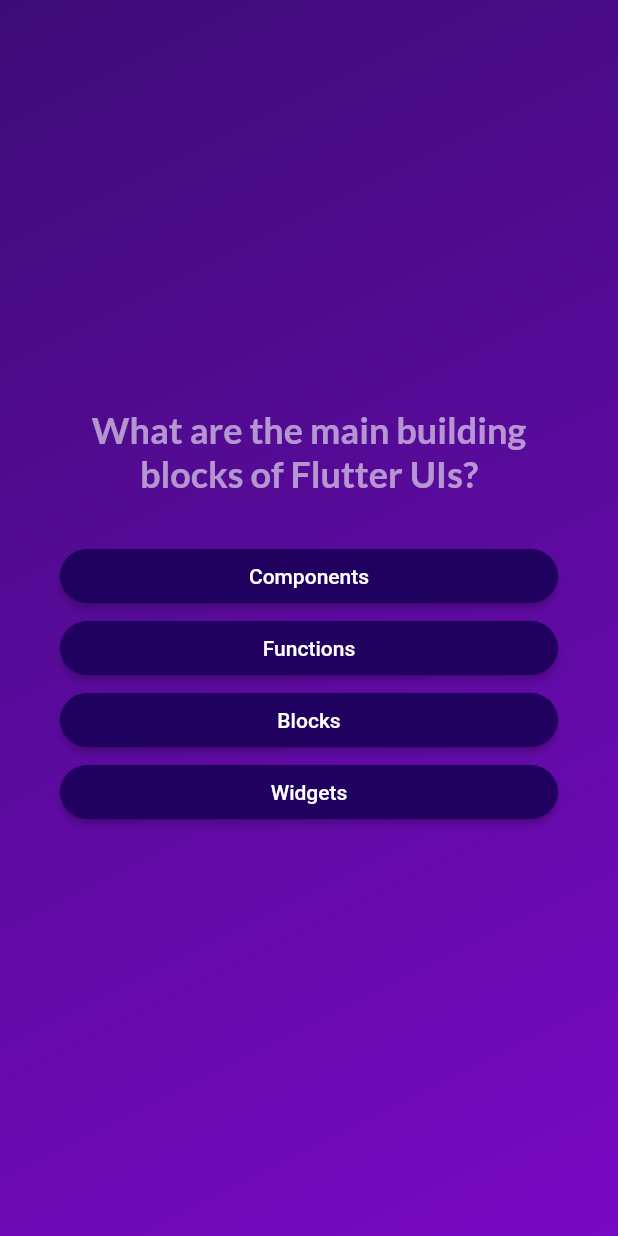
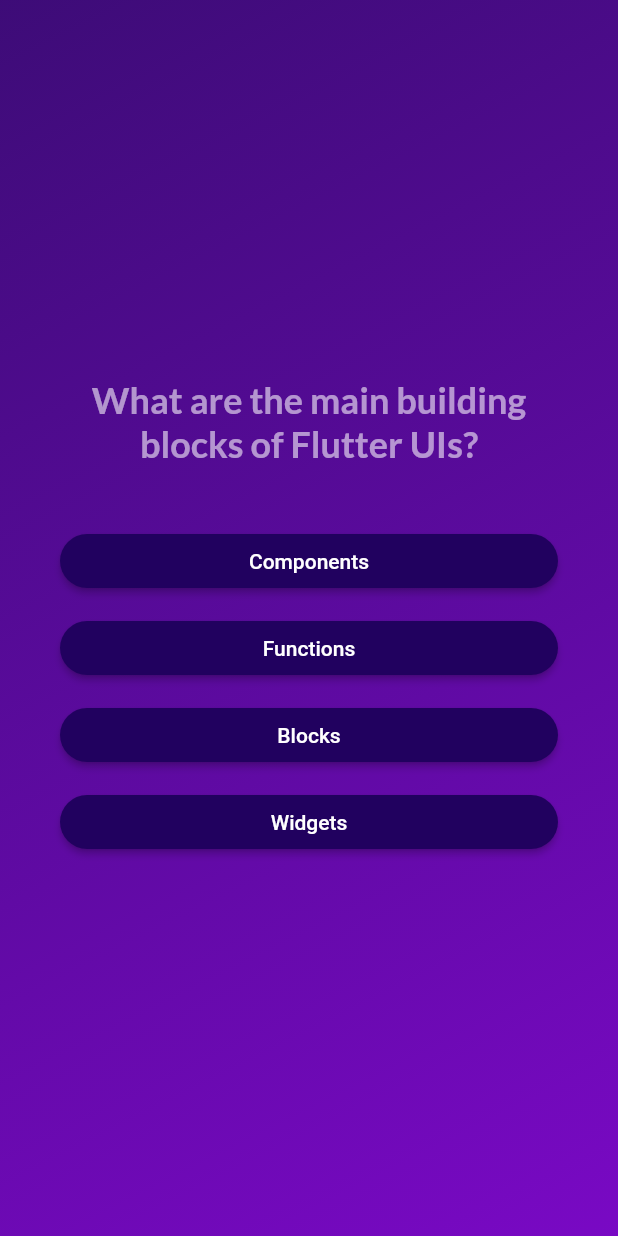
Before and after one commit to vishal-carvia/quiz_app, a Flutter app: the screen it shows after launch, after a tap on "Start Quiz", on a phone screen of 412 x 824 dp. Run offline on Flutter 3.47's test engine with Material 2 defaults, Android fonts, the phone set to English and light mode, and no system bars; our stand-ins replace google_fonts.

Commit message:
Add padding to elevated button

```diff
--- a/lib/answer_button.dart
+++ b/lib/answer_button.dart
@@ -8,7 +8,9 @@ class AnswerButton extends StatelessWidget {
 
   @override
   Widget build(BuildContext context) {
-    return ElevatedButton(
+    return Container(
+      margin: const EdgeInsets.only(bottom: 0, top: 10),
+      child: ElevatedButton(
         onPressed: onTap,
         style: ElevatedButton.styleFrom(
           padding: const EdgeInsets.symmetric(
@@ -25,6 +27,7 @@ class AnswerButton extends StatelessWidget {
           answerText,
           textAlign: TextAlign.center,
         ),
+      ),
     );
   }
 }
--- a/lib/questions_screen.dart
+++ b/lib/questions_screen.dart
@@ -18,6 +18,8 @@ class _QuestionsScreenState extends State<QuestionsScreen> {
   var currentQuestionIndex = 0;
 
   void answerQuestion(String selectedAnswer) {
+// In Flutter, when you define a StatefulWidget and its corresponding State class, you need to use the widget keyword to access the properties of the parent StatefulWidget within the State class.
+
     widget.onSelectAnswer(selectedAnswer);
     setState(() {
       currentQuestionIndex++;
@@ -31,6 +33,7 @@ class _QuestionsScreenState extends State<QuestionsScreen> {
     return SizedBox(
       width: double.infinity,
       child: Container(
+        // margin: const EdgeInsets.only(right: 40, left: 40),
         margin: const EdgeInsets.all(40),
         child: Column(
           mainAxisAlignment: MainAxisAlignment.center,
```
Lines whose indentation alone changed are shown as unchanged.
